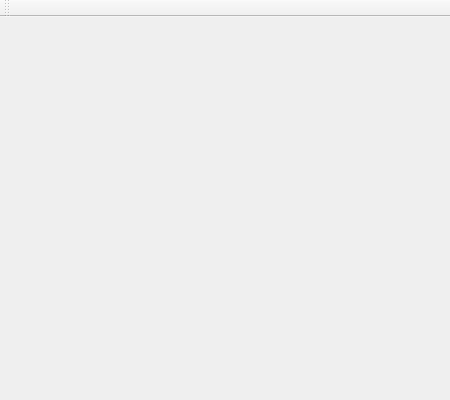
This is BlackjackClient/mainwindow.ui in the-elves/BlackJack as Qt 5 draws it before an edit. The edited form follows.
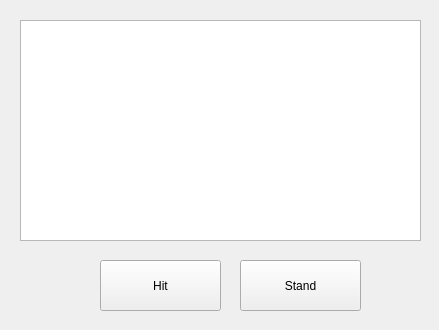
This is the edited form.

The edit to the form file:
```diff
--- a/BlackjackClient/mainwindow.ui
+++ b/BlackjackClient/mainwindow.ui
@@ -6,21 +6,115 @@
    <rect>
     <x>0</x>
     <y>0</y>
-    <width>450</width>
-    <height>400</height>
+    <width>439</width>
+    <height>330</height>
    </rect>
   </property>
   <property name="windowTitle">
    <string>MainWindow</string>
   </property>
-  <widget class="QWidget" name="centralWidget"/>
-  <widget class="QToolBar" name="mainToolBar">
-   <attribute name="toolBarArea">
-    <enum>TopToolBarArea</enum>
-   </attribute>
-   <attribute name="toolBarBreak">
-    <bool>false</bool>
-   </attribute>
+  <widget class="QWidget" name="centralWidget">
+   <widget class="QPushButton" name="pushButtonStand">
+    <property name="geometry">
+     <rect>
+      <x>240</x>
+      <y>260</y>
+      <width>121</width>
+      <height>51</height>
+     </rect>
+    </property>
+    <property name="text">
+     <string>Stand</string>
+    </property>
+   </widget>
+   <widget class="QPushButton" name="pushButtonConnect">
+    <property name="geometry">
+     <rect>
+      <x>174</x>
+      <y>190</y>
+      <width>111</width>
+      <height>51</height>
+     </rect>
+    </property>
+    <property name="text">
+     <string>Connect</string>
+    </property>
+   </widget>
+   <widget class="QLineEdit" name="lineEditIP">
+    <property name="geometry">
+     <rect>
+      <x>174</x>
+      <y>120</y>
+      <width>161</width>
+      <height>31</height>
+     </rect>
+    </property>
+    <property name="text">
+     <string>172.17.13.144</string>
+    </property>
+   </widget>
+   <widget class="QPushButton" name="pushButtonHit">
+    <property name="geometry">
+     <rect>
+      <x>100</x>
+      <y>260</y>
+      <width>121</width>
+      <height>51</height>
+     </rect>
+    </property>
+    <property name="text">
+     <string>Hit</string>
+    </property>
+   </widget>
+   <widget class="QLineEdit" name="lineEditName">
+    <property name="geometry">
+     <rect>
+      <x>174</x>
+      <y>60</y>
+      <width>161</width>
+      <height>31</height>
+     </rect>
+    </property>
+    <property name="text">
+     <string>abcd</string>
+    </property>
+   </widget>
+   <widget class="QLabel" name="labelName">
+    <property name="geometry">
+     <rect>
+      <x>94</x>
+      <y>70</y>
+      <width>67</width>
+      <height>17</height>
+     </rect>
+    </property>
+    <property name="text">
+     <string>Name:</string>
+    </property>
+   </widget>
+   <widget class="QLabel" name="labelIP">
+    <property name="geometry">
+     <rect>
+      <x>80</x>
+      <y>130</y>
+      <width>81</width>
+      <height>20</height>
+     </rect>
+    </property>
+    <property name="text">
+     <string>Server's IP:</string>
+    </property>
+   </widget>
+   <widget class="QTextBrowser" name="textBrowser">
+    <property name="geometry">
+     <rect>
+      <x>20</x>
+      <y>20</y>
+      <width>401</width>
+      <height>221</height>
+     </rect>
+    </property>
+   </widget>
   </widget>
  </widget>
  <layoutdefault spacing="6" margin="11"/>
```
